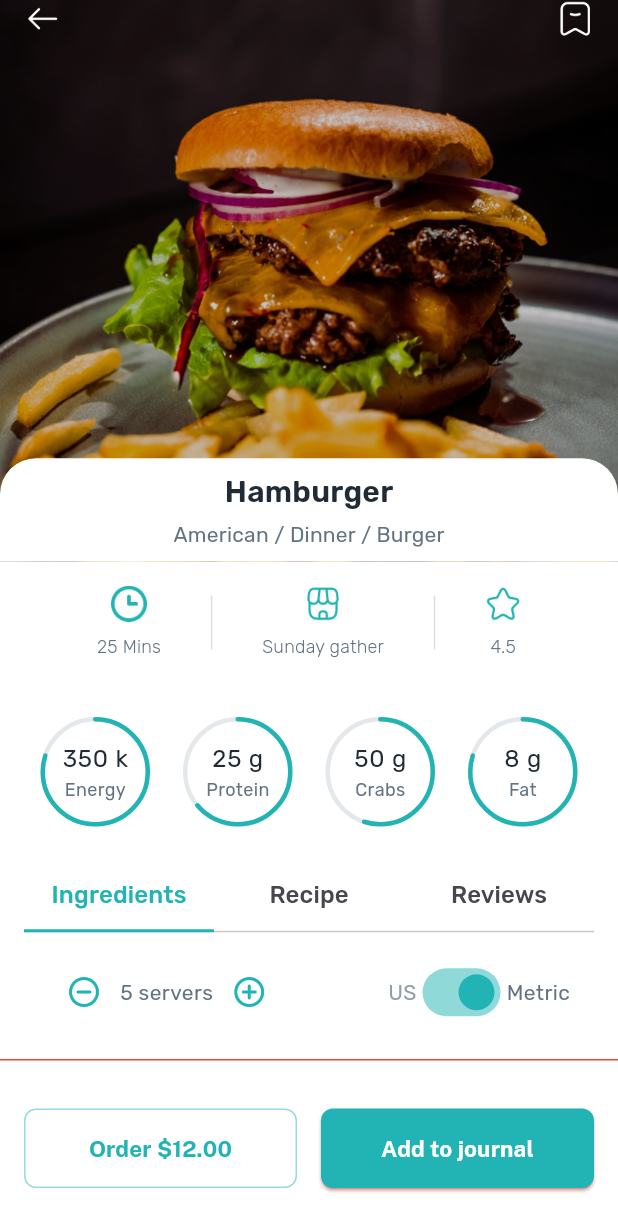
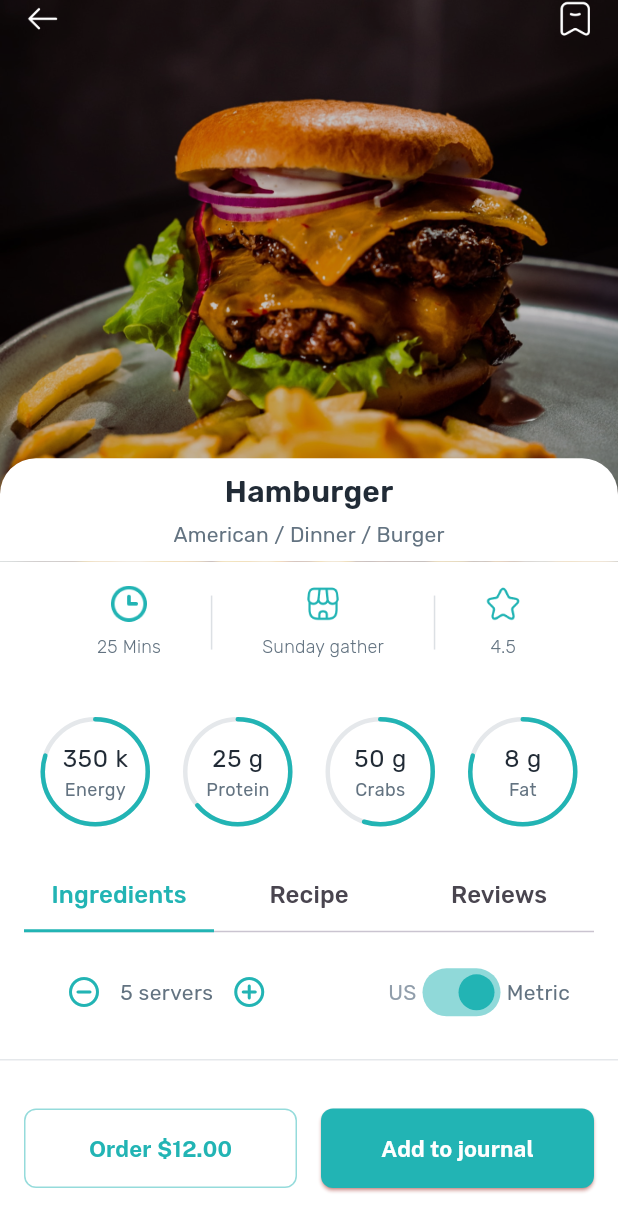
Before and after one commit to jadaliha/pomegranet_flutter, a Flutter app: the screen it shows after launch, on a phone screen of 412 x 824 dp. Shown: the top 1232 px of the screen. Run offline on Flutter 3.47's test engine with Material 3 defaults, Android fonts, the light colour scheme and no system bars; our stand-ins replace dio, equatable, flutter_bloc, google_fonts.

Commit message:
chore: change container border color

```diff
--- a/lib/main.dart
+++ b/lib/main.dart
@@ -296,9 +296,10 @@ class _RecipePageState extends State<RecipePage> {
           ),
           Container(
             padding: const EdgeInsets.symmetric(vertical: 32, horizontal: 16),
-            decoration: const BoxDecoration(
+            decoration: BoxDecoration(
               border: Border(
-                top: BorderSide(color: Colors.red),
+                top: BorderSide(
+                    color: const Color(0xFF919EAB).withOpacity(0.24)),
               ),
             ),
             child: Row(
```
